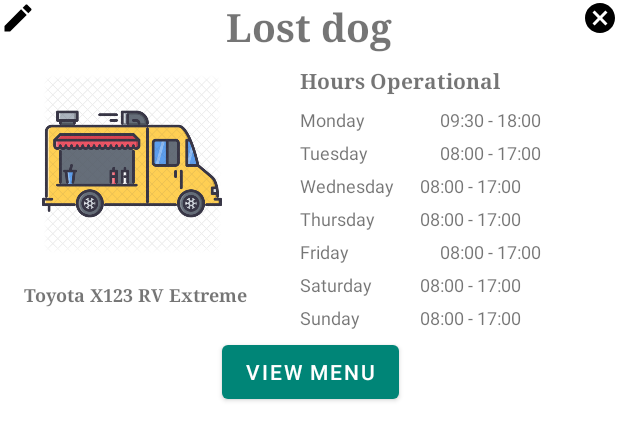
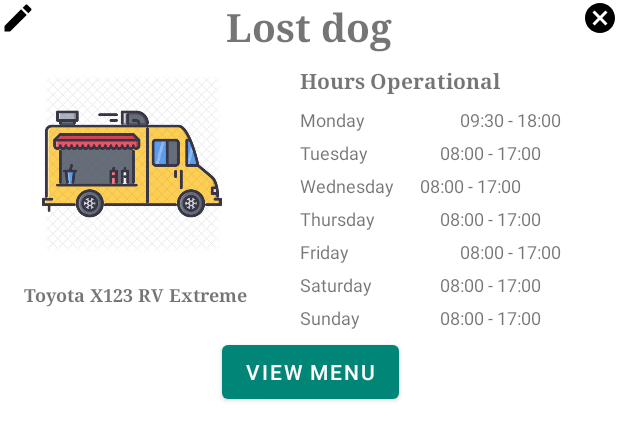
Before and after one commit to Build-Week-FoodTruck-TrackR/AND, an Android app: the layout foodtruck_item_layout.xml on its own in the app's theme, with its tools: preview values and no code run, on a phone screen of 412 x 824 dp. Shown: the top 440 px of the screen. Run offline under Robolectric (Android 15) with nearby library versions, the phone set to English and light mode, and no system bars.

```diff
--- a/Foodtruck/app/src/main/java/com/example/foodtruck/ui/vendor/VendorActivity.kt
+++ b/Foodtruck/app/src/main/java/com/example/foodtruck/ui/vendor/VendorActivity.kt
@@ -9,7 +9,7 @@ import com.example.foodtruck.R
 import com.example.foodtruck.data.source.local.model.Foodtruck
 import com.example.foodtruck.ui.vendor.fragments.FoodtruckCreationScreen
 
-class VendorActivity : AppCompatActivity(), FoodtruckCreationScreen.FoodtruckReceiver {
+class VendorActivity : AppCompatActivity() {
 
     private lateinit var navigationController: NavController
 
@@ -19,8 +19,4 @@ class VendorActivity : AppCompatActivity(), FoodtruckCreationScreen.FoodtruckRec
 
         navigationController = Navigation.findNavController(this, R.id.nav_host)
     }
-
-    override fun receiveFoodtruck(foodtruck: Foodtruck) {
-        Log.i("Receiving", "Foodtruck")
-    }
 }
--- a/Foodtruck/app/src/main/res/layout/foodtruck_item_layout.xml
+++ b/Foodtruck/app/src/main/res/layout/foodtruck_item_layout.xml
@@ -3,7 +3,8 @@
     xmlns:android="http://schemas.android.com/apk/res/android"
     xmlns:app="http://schemas.android.com/apk/res-auto"
     android:layout_width="match_parent"
-    android:layout_height="wrap_content">
+    android:layout_height="wrap_content"
+    android:layout_marginBottom="15dp">
 
     <TextView
         android:id="@+id/tv_foodtruck_name"
@@ -85,7 +86,7 @@
         android:textSize="12sp"
         android:layout_marginStart="52dp"
         android:layout_marginTop="8dp"
-        android:text="Monday\t\t\t\t09:30 - 18:00"
+        android:text="Monday\t\t\t\t\t09:30 - 18:00"
         app:layout_constraintStart_toEndOf="@+id/imageView2"
         app:layout_constraintTop_toBottomOf="@+id/textView2" />
 
@@ -117,7 +118,7 @@
         android:layout_height="wrap_content"
         android:layout_marginStart="52dp"
         android:layout_marginTop="5dp"
-        android:text="Thursday\t\t\t08:00 - 17:00"
+        android:text="Thursday\t\t\t\t08:00 - 17:00"
         android:textSize="12sp"
         app:layout_constraintStart_toEndOf="@+id/imageView2"
         app:layout_constraintTop_toBottomOf="@+id/tv_wednesday_hours" />
@@ -128,7 +129,7 @@
         android:layout_height="wrap_content"
         android:layout_marginStart="52dp"
         android:layout_marginTop="5dp"
-        android:text="Friday\t\t\t\t\t08:00 - 17:00"
+        android:text="Friday\t\t\t\t\t\t08:00 - 17:00"
         android:textSize="12sp"
         app:layout_constraintStart_toEndOf="@+id/imageView2"
         app:layout_constraintTop_toBottomOf="@+id/tv_thursday_hours" />
@@ -139,7 +140,7 @@
         android:layout_height="wrap_content"
         android:layout_marginStart="52dp"
         android:layout_marginTop="5dp"
-        android:text="Saturday\t\t\t08:00 - 17:00"
+        android:text="Saturday\t\t\t\t08:00 - 17:00"
         android:textSize="12sp"
         app:layout_constraintStart_toEndOf="@+id/imageView2"
         app:layout_constraintTop_toBottomOf="@+id/tv_friday_hours" />
@@ -150,7 +151,7 @@
         android:layout_height="wrap_content"
         android:layout_marginStart="52dp"
         android:layout_marginTop="5dp"
-        android:text="Sunday\t\t\t\t08:00 - 17:00"
+        android:text="Sunday\t\t\t\t\t08:00 - 17:00"
         android:textSize="12sp"
         app:layout_constraintStart_toEndOf="@+id/imageView2"
         app:layout_constraintTop_toBottomOf="@+id/tv_saturday_hours" />
--- a/Foodtruck/app/src/main/res/layout/fragment_foodtruck_screen.xml
+++ b/Foodtruck/app/src/main/res/layout/fragment_foodtruck_screen.xml
@@ -46,7 +46,8 @@
         android:id="@+id/foodtruck_recyclerview"
         android:layout_width="match_parent"
         android:layout_height="450dp"
-        android:layout_margin="10dp" />
+        android:layout_marginTop="10dp"
+        android:layout_marginBottom="10dp"/>
 
     <com.google.android.material.floatingactionbutton.FloatingActionButton
         android:id="@+id/floating_action_btn"
```
Also changed, not shown: Foodtruck/app/src/main/java/com/example/foodtruck/adapters/vendor/FoodtruckListAdapter.kt (+10 -1 lines), Foodtruck/app/src/main/java/com/example/foodtruck/ui/vendor/fragments/FoodtruckCreationScreen.kt (+2 -11 lines), Foodtruck/app/src/main/java/com/example/foodtruck/ui/vendor/fragments/FoodtruckScreen.kt (+19 -0 lines).
